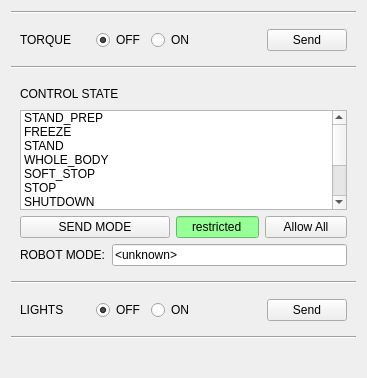
thor-mang/thor_mang_ui, file thor_mang_supervisor/resource/supervisor.ui: the form before one commit.
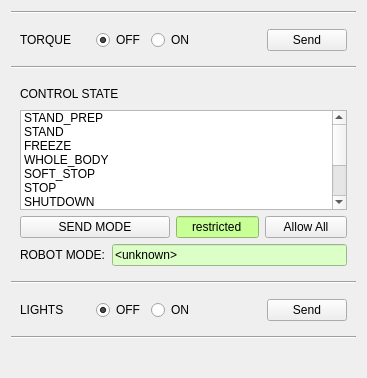
The form after the commit.

Commit message: Improved control mode switch feedback and highlight allowed transitions

Diff of the .ui file:
```diff
--- a/thor_mang_supervisor/resource/supervisor.ui
+++ b/thor_mang_supervisor/resource/supervisor.ui
@@ -148,16 +148,16 @@
           <string>STAND_PREP</string>
          </property>
         </item>
-        <item>
-         <property name="text">
-          <string>FREEZE</string>
-         </property>
-        </item>
         <item>
          <property name="text">
           <string>STAND</string>
          </property>
         </item>
+        <item>
+         <property name="text">
+          <string>FREEZE</string>
+         </property>
+        </item>
         <item>
          <property name="text">
           <string>WHOLE_BODY</string>
@@ -223,7 +223,7 @@
         <item>
          <widget class="QLineEdit" name="allow_all_mode_transitions_status">
           <property name="styleSheet">
-           <string notr="true">background-color: rgb(150, 255, 150);</string>
+           <string notr="true">background-color: rgb(200, 255, 150);</string>
           </property>
           <property name="text">
            <string>restricted</string>
@@ -256,6 +256,9 @@
         </item>
         <item>
          <widget class="QLineEdit" name="robot_mode_status">
+          <property name="styleSheet">
+           <string notr="true">background-color: rgb(220, 255, 200);</string>
+          </property>
           <property name="text">
            <string>&lt;unknown&gt;</string>
           </property>
```
The commit also changes 1 other file.
